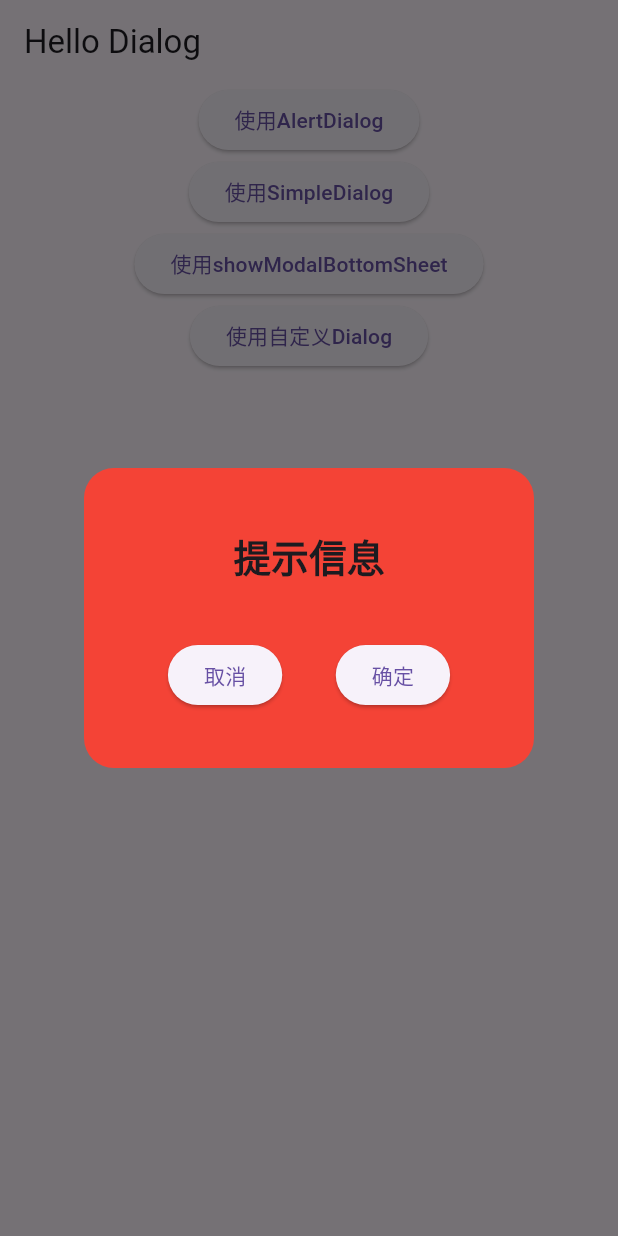
After one commit to baishengye/FlutterLearning, a Flutter app: the DialogPage screen opened directly, after a tap on "使用自定义Dialog", on a phone screen of 412 x 824 dp. The commit adds this screen. Run offline on Flutter 3.47's test engine with Material 3 defaults, Android fonts, the phone set to English and light mode, and no system bars; our stand-ins replace fluttertoast; missing offline and left inert: ftoast.

Commit message:
feat:dialog和toast使用

```diff
--- /dev/null
+++ b/FlutterLearning/FlutterLearning/flutterlearning/lib/dialog.dart
@@ -0,0 +1,252 @@
+import 'dart:async';
+import 'dart:developer';
+
+import 'package:flutter/material.dart';
+import 'package:fluttertoast/fluttertoast.dart' as fluttertoast;
+import 'package:ftoast/ftoast.dart' as ftoast;
+
+class DialogApp extends StatelessWidget {
+  const DialogApp({super.key});
+
+  @override
+  Widget build(BuildContext context) {
+    return const MaterialApp(
+      home: DialogPage(),
+    );
+  }
+}
+
+class DialogPage extends StatefulWidget {
+  const DialogPage({super.key});
+
+  @override
+  State<DialogPage> createState() => _DialogAppState();
+}
+
+class _DialogAppState extends State<DialogPage> {
+  @override
+  Widget build(BuildContext context) {
+    return Scaffold(
+        appBar: AppBar(
+          title: const Text("Hello Dialog"),
+        ),
+        body: Center(
+            child: Column(
+          children: [
+            ElevatedButton(
+                onPressed: _alertDialog, child: const Text("使用AlertDialog")),
+            ElevatedButton(
+                onPressed: _simpleDialog, child: const Text("使用SimpleDialog")),
+            ElevatedButton(
+                onPressed: _modelBottomSheet,
+                child: const Text("使用showModalBottomSheet")),
+            ElevatedButton(
+                onPressed: _customDialog,
+                child: const Text("使用自定义Dialog")),
+          ],
+        )));
+  }
+
+  void _customDialog() async {
+    showDialog(context: context, builder: (context){
+      return const CustomDialog();
+    });
+  }
+
+  void _simpleDialog() async {
+    var result = await showDialog(
+        barrierDismissible: true, //表示点击灰色背景的时候是否消失弹出框
+        context: context,
+        builder: (context) {
+          return SimpleDialog(
+            title: const Text("请选择语言"),
+            children: [
+              SimpleDialogOption(
+                onPressed: () {
+                  log("汉语");
+                  Navigator.pop(context, "汉语");
+                },
+                child: const Text("汉语"),
+              ),
+              const Divider(),
+              SimpleDialogOption(
+                onPressed: () {
+                  log("英语");
+                  Navigator.pop(context, "英语");
+                },
+                child: const Text("英语"),
+              ),
+              const Divider(),
+              SimpleDialogOption(
+                onPressed: () {
+                  log("日语");
+                  Navigator.pop(context, "日语");
+                },
+                child: const Text("日语"),
+              ),
+              // const Divider(),
+            ],
+          );
+        });
+
+    log("-----------");
+    log(result);
+  }
+
+  void _alertDialog() async {
+    log(" show _alertDialog");
+    var result = await showDialog(
+        barrierDismissible: false, //表示点击灰色背景的时候是否消失弹出框
+        context: context,
+        builder: (context) {
+          return AlertDialog(
+            title: const Text("提示信息!"),
+            content: const Text("您确定要删除吗"),
+            actions: [
+              TextButton(
+                  onPressed: () {
+                    _flutterToast("确定");
+                    Navigator.of(context).pop("确定"); //点击按钮让AlertDialog消失
+                  },
+                  child: const Text("确定")),
+              TextButton(
+                  onPressed: () {
+                    _flutterToast("取消");
+                    Navigator.of(context).pop("取消");
+                  },
+                  child: const Text("取消"))
+            ],
+          );
+        });
+
+    log("-----------");
+    log(result);
+  }
+
+  void _modelBottomSheet() async {
+    var result = await showModalBottomSheet(
+        context: context,
+        builder: (context) {
+          return SizedBox(
+            height: 240,
+            child: Column(
+              crossAxisAlignment: CrossAxisAlignment.center,
+              children: [
+                ListTile(
+                  title: const Text("分享"),
+                  onTap: () {
+                    _fToast("分享");
+                    Navigator.of(context).pop("分享");
+                  },
+                ),
+                const Divider(),
+                ListTile(
+                  title: const Text("收藏"),
+                  onTap: () {
+                    _fToast("收藏");
+                    Navigator.of(context).pop("收藏");
+                  },
+                ),
+                const Divider(),
+                ListTile(
+                  title: const Text("取消"),
+                  onTap: () {
+                    _fToast("取消");
+                    Navigator.of(context).pop("取消");
+                  },
+                ),
+                const Divider(),
+              ],
+            ),
+          );
+        });
+    print(result);
+  }
+
+  void _flutterToast(String text) {
+    fluttertoast.Fluttertoast.showToast(
+        msg: text,
+        toastLength: fluttertoast.Toast.LENGTH_LONG,
+        //值针对 android 平台
+        gravity: fluttertoast.ToastGravity.CENTER,
+        //方位
+        timeInSecForIosWeb: 1,
+        //提示时间 针对ios 和 web
+        backgroundColor: Colors.black,
+        //背景颜色
+        textColor: Colors.white,
+        //文本颜色
+        fontSize: 16.0 //文本字体大小
+        );
+  }
+
+  void _fToast(String text) {
+    ftoast.FToast.toast(context, msg: text);
+  }
+}
+
+class CustomDialog extends Dialog{
+  const CustomDialog({super.key});
+
+  _showTimer(context){
+    Timer.periodic(
+        const Duration(milliseconds: 3000), (t) {
+      Navigator.of(context).pop();
+      t.cancel();
+    });
+  }
+
+  @override
+  Widget build(BuildContext context) {
+    _showTimer(context);
+    return Material(
+      type: MaterialType.transparency,//背景透明
+      child: Container(//顶层的宽高无法限制，一定是整个屏幕的宽高
+        alignment: Alignment.center,
+        child: Container(
+          height: 200,
+          width: 300,
+          decoration: BoxDecoration(
+              color: Colors.red,
+              borderRadius: BorderRadius.circular(20)
+          ),
+          child: Stack(
+            children: [
+              const Align(
+                alignment: Alignment(0,-0.5),
+                child: Text(
+                    "提示信息",
+                  style: TextStyle(
+                    fontSize: 25,
+                    fontStyle: FontStyle.normal,
+                    fontWeight: FontWeight.bold
+                  ),
+                ),
+              ),
+              Align(
+                alignment: const Alignment(0.5,0.5),
+                child: ElevatedButton(
+                  onPressed: (){
+                    ftoast.FToast.toast(context, msg: "确定");
+                    Navigator.pop(context);
+                  },
+                  child: const Text("确定"),
+                ),
+              ),
+              Align(
+                alignment: const Alignment(-0.5,0.5),
+                child: ElevatedButton(
+                  onPressed: (){
+                    ftoast.FToast.toast(context, msg: "取消");
+                    Navigator.pop(context);
+                  },
+                  child: const Text("取消"),
+                ),
+              )
+            ],
+          ),
+        ),
+      ),
+    );
+  }
+}
--- a/FlutterLearning/FlutterLearning/flutterlearning/lib/main.dart
+++ b/FlutterLearning/FlutterLearning/flutterlearning/lib/main.dart
@@ -12,6 +12,7 @@ import 'package:flutterlearning/statefulWidgetDemo.dart';
 import 'package:flutterlearning/wrap.dart';
 
 import 'alibabaIcon.dart';
+import 'dialog.dart';
 import 'gridViewAndPadding.dart';
 
 void main() {
@@ -27,5 +28,6 @@ void main() {
   // runApp(const WrapApp());
   // runApp(const StatefulWidgetApp());
   // runApp(const ScaffoldApp());
-  runApp(const RouterApp());
+  // runApp(const RouterApp());
+  runApp(const DialogApp());
 }
--- a/FlutterLearning/FlutterLearning/flutterlearning/pubspec.yaml
+++ b/FlutterLearning/FlutterLearning/flutterlearning/pubspec.yaml
@@ -35,6 +35,8 @@ dependencies:
   # The following adds the Cupertino Icons font to your application.
   # Use with the CupertinoIcons class for iOS style icons.
   cupertino_icons: ^1.0.2
+  fluttertoast: ^8.0.9
+  ftoast: ^2.0.0
 
 dev_dependencies:
   flutter_test:
```
Also changed, not shown: FlutterLearning/FlutterLearning/flutterlearning/lib/router.dart (+8 -4 lines), FlutterLearning/FlutterLearning/flutterlearning/pubspec.lock.
